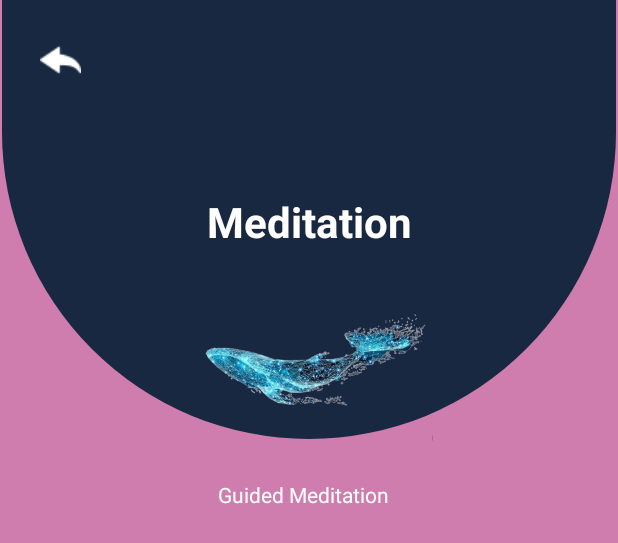
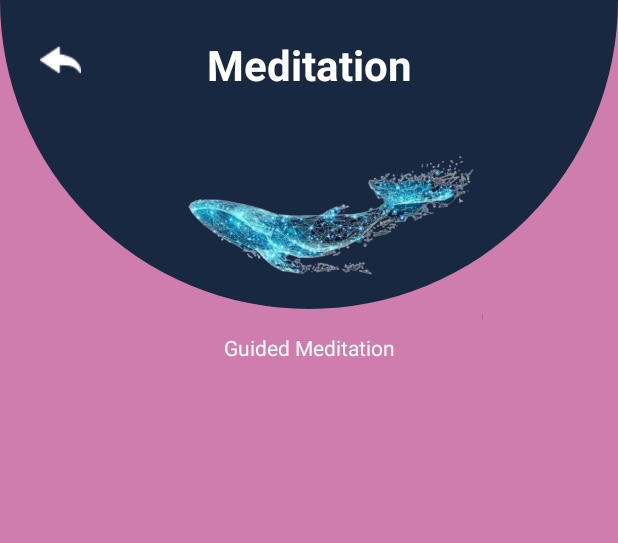
Before and after one commit to garthdp/MeditationMobileApp, an Android app: the layout activity_meditate.xml on its own in the app's theme, with its tools: preview values and no code run, on a phone screen of 412 x 824 dp. Shown: the top 543 px of the screen. Run offline under Robolectric (Android 15) with nearby library versions, the phone set to English and light mode, and no system bars.

Commit message:
layout improvements

```diff
--- a/app/src/main/res/layout/activity_game.xml
+++ b/app/src/main/res/layout/activity_game.xml
@@ -24,8 +24,8 @@
 
     <ImageView
         android:id="@+id/semi_circle"
-        android:layout_width="407dp"
-        android:layout_height="518dp"
+        android:layout_width="422dp"
+        android:layout_height="551dp"
         android:contentDescription="Semi-Circle Shape"
         android:src="@drawable/semi_circle_shape"
         app:layout_constraintBottom_toBottomOf="parent"
--- a/app/src/main/res/layout/activity_meditate.xml
+++ b/app/src/main/res/layout/activity_meditate.xml
@@ -6,56 +6,60 @@
     android:layout_height="match_parent"
     android:background="#CF7DAF"
     tools:context=".MeditateActivity">
+
     <!-- Upside-Down Rounded Shape at the Top -->
-    <!-- Title (Music) -->
     <View
         android:id="@+id/roundedShape"
-        android:layout_width="409dp"
-        android:layout_height="297dp"
-        android:layout_marginBottom="27dp"
+        android:layout_width="0dp"
+        android:layout_height="0dp"
         android:background="@drawable/rounded_top_shape_with_glow"
         android:rotation="180"
-        app:layout_constraintBottom_toTopOf="@+id/textView2"
+        app:layout_constraintTop_toTopOf="parent"
+        app:layout_constraintStart_toStartOf="parent"
         app:layout_constraintEnd_toEndOf="parent"
-        app:layout_constraintHorizontal_bias="0.571"
-        app:layout_constraintStart_toStartOf="parent"
-        app:layout_constraintTop_toTopOf="parent" />
+        app:layout_constraintDimensionRatio="2:1" /> <!-- Aspect ratio 2:1 -->
 
+    <!-- Title (Meditation) inside the shape -->
     <TextView
         android:id="@+id/MeditateTitle"
         android:layout_width="wrap_content"
         android:layout_height="wrap_content"
-        android:layout_marginTop="115dp"
-        android:layout_marginBottom="19dp"
+        android:layout_marginTop="24dp"
         android:text="Meditation"
         android:textColor="@android:color/white"
         android:textSize="28sp"
         android:textStyle="bold"
-        app:layout_constraintBottom_toTopOf="@+id/imageView2"
+        app:layout_constraintTop_toTopOf="@id/roundedShape"
+        app:layout_constraintStart_toStartOf="parent"
         app:layout_constraintEnd_toEndOf="parent"
-        app:layout_constraintStart_toStartOf="parent"
-        app:layout_constraintTop_toTopOf="parent" />
+        app:layout_constraintBottom_toTopOf="@id/imageView2" />
 
+    <!-- Back Button (outside the shape, fixed at the top left) -->
     <ImageButton
         android:id="@+id/backButton"
         android:layout_width="48dp"
         android:layout_height="48dp"
-        android:layout_marginStart="16dp"
-        android:layout_marginTop="16dp"
+        android:layout_margin="16dp"
         android:background="?android:attr/selectableItemBackground"
         android:contentDescription="Back Button"
         android:src="@drawable/ic_return"
+        app:layout_constraintTop_toTopOf="parent"
         app:layout_constraintStart_toStartOf="parent"
-        app:layout_constraintTop_toTopOf="parent"
         app:tint="@android:color/white" />
+
+    <!-- Image Logo inside the shape -->
+
+    <!-- Guided Meditation Text below the shape -->
 
     <ImageView
         android:id="@+id/imageView2"
-        android:layout_width="169dp"
-        android:layout_height="106dp"
-        android:layout_marginBottom="506dp"
-        app:layout_constraintBottom_toBottomOf="parent"
+        android:layout_width="215dp"
+        android:layout_height="178dp"
+        android:layout_marginTop="8dp"
+        android:adjustViewBounds="true"
+        android:scaleType="centerInside"
         app:layout_constraintEnd_toEndOf="parent"
+        app:layout_constraintHorizontal_bias="0.545"
         app:layout_constraintStart_toStartOf="parent"
         app:layout_constraintTop_toBottomOf="@+id/MeditateTitle"
         app:srcCompat="@drawable/meditation_page_logo" />
@@ -64,23 +68,22 @@
         android:id="@+id/textView2"
         android:layout_width="wrap_content"
         android:layout_height="wrap_content"
-        android:layout_marginStart="24dp"
-        android:layout_marginBottom="490dp"
+        android:layout_marginTop="16dp"
         android:text="Guided Meditation"
         android:textColor="@color/white"
-        app:layout_constraintBottom_toBottomOf="parent"
-        app:layout_constraintStart_toStartOf="@+id/imageView2"
-        app:layout_constraintTop_toBottomOf="@+id/roundedShape" />
+        app:layout_constraintTop_toBottomOf="@+id/roundedShape"
+        app:layout_constraintStart_toStartOf="parent"
+        app:layout_constraintEnd_toEndOf="parent" />
 
+    <!-- ViewPager2 for the Videos -->
     <androidx.viewpager2.widget.ViewPager2
         android:id="@+id/viewPager"
         android:layout_width="match_parent"
         android:layout_height="0dp"
         android:layout_marginTop="16dp"
-        android:clipToPadding="false"
-        android:paddingStart="16dp"
-        android:paddingEnd="16dp"
+        app:layout_constraintTop_toBottomOf="@+id/textView2"
         app:layout_constraintBottom_toBottomOf="parent"
-        app:layout_constraintTop_toBottomOf="@id/textView2" />
+        app:layout_constraintStart_toStartOf="parent"
+        app:layout_constraintEnd_toEndOf="parent" />
 
 </androidx.constraintlayout.widget.ConstraintLayout>
```
Also changed, not shown: app/src/main/res/layout/activity_focus.xml (+32 -27 lines), app/src/main/res/layout/activity_meditation.xml (+13 -22 lines), app/src/main/res/layout/activity_music.xml (+32 -26 lines), app/src/main/res/layout/activity_sleep.xml (+32 -28 lines).
